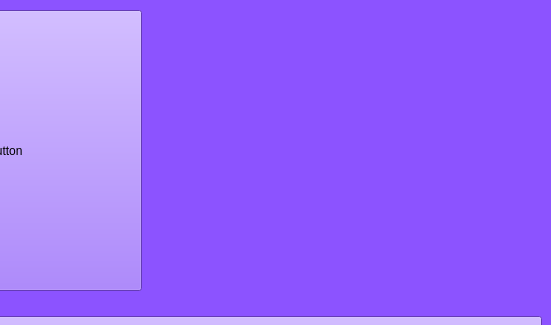
This is start_menu.ui in CodeWAds/gallows as Qt 5 draws it before an edit; both pictures show x 169 to 720 and y 0 to 325 of the 720 by 480 pixel window. The edited form follows.
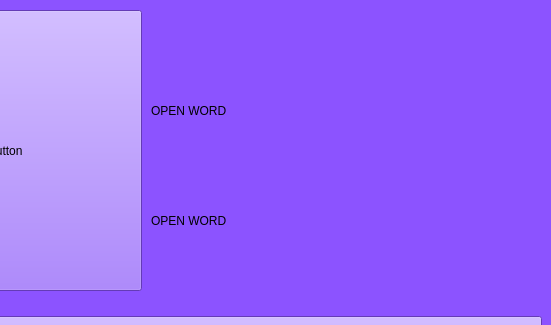
This is the edited form.

Commit message: remake fonts

```diff
--- a/start_menu.ui
+++ b/start_menu.ui
@@ -47,6 +47,32 @@
      <string>PushButton</string>
     </property>
    </widget>
+   <widget class="QLabel" name="label">
+    <property name="geometry">
+     <rect>
+      <x>320</x>
+      <y>90</y>
+      <width>391</width>
+      <height>41</height>
+     </rect>
+    </property>
+    <property name="text">
+     <string>OPEN WORD</string>
+    </property>
+   </widget>
+   <widget class="QLabel" name="label_2">
+    <property name="geometry">
+     <rect>
+      <x>320</x>
+      <y>200</y>
+      <width>391</width>
+      <height>41</height>
+     </rect>
+    </property>
+    <property name="text">
+     <string>OPEN WORD</string>
+    </property>
+   </widget>
   </widget>
  </widget>
  <resources/>
```
The commit also changes 2 other files.
